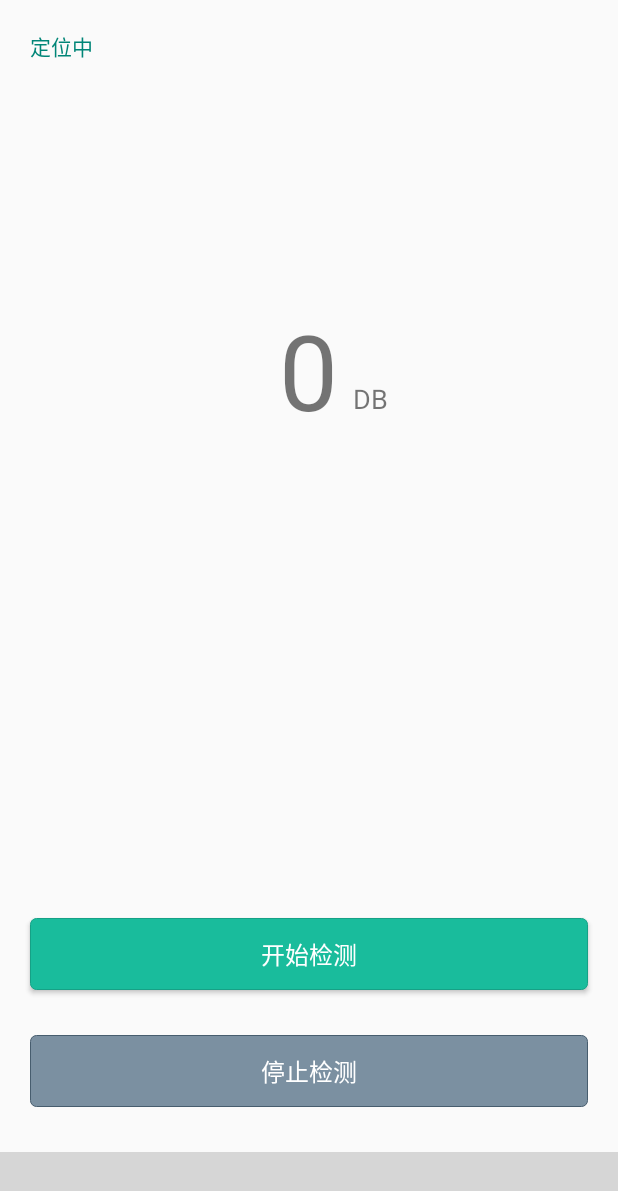
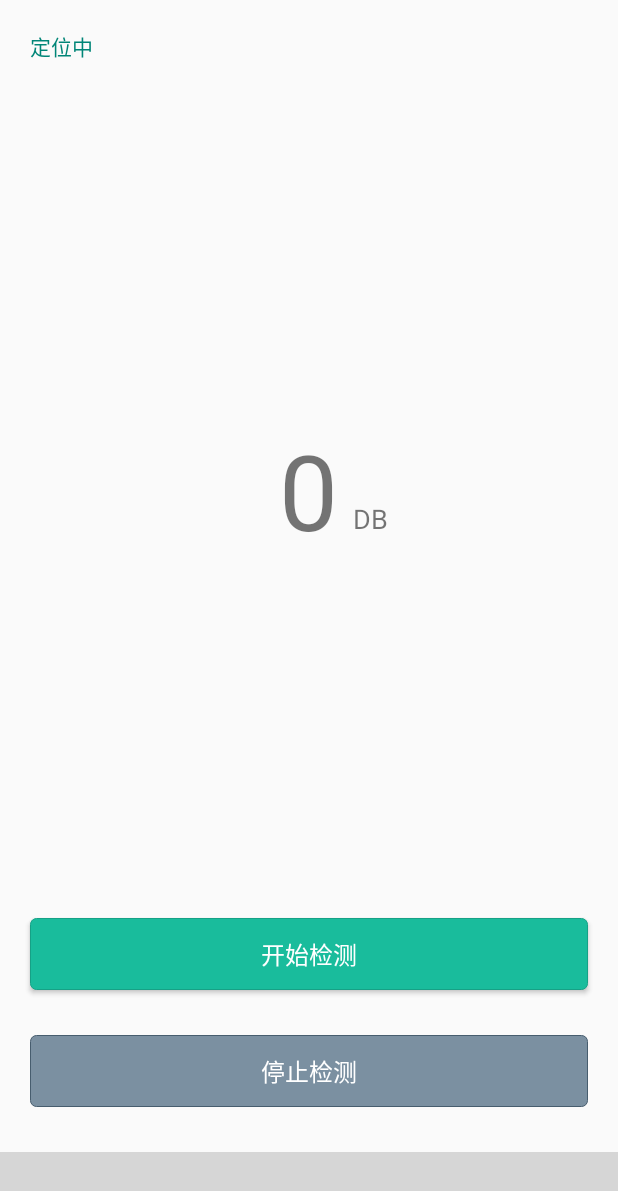
Before and after one commit to Zed-a/NoiseDetector, an Android app: the screen it shows after launch (MainActivity), on a phone screen of 412 x 824 dp. Shown: the top 1191 px of the screen. Run offline under Robolectric (Android 15) with nearby library versions, the phone set to English and light mode, and no system bars; our stand-ins replace EventBus; libraries missing offline, so code that uses them is left out: com.github.mikephil.charting, org.jetbrains.anko; plain views replace SpringIndicator; 3 statements that could not run were skipped; grey boxes are pictures that could not be loaded.

Commit message:
针对小屏优化SoundFragment布局

```diff
--- a/app/src/main/res/layout/fragment_sound.xml
+++ b/app/src/main/res/layout/fragment_sound.xml
@@ -1,8 +1,9 @@
 <?xml version="1.0" encoding="utf-8"?>
-<RelativeLayout
+<LinearLayout
     xmlns:android="http://schemas.android.com/apk/res/android"
     android:layout_width="match_parent"
-    android:layout_height="match_parent">
+    android:layout_height="match_parent"
+    android:orientation="vertical">
 
     <TextView
         android:id="@+id/tv_location"
@@ -14,15 +15,18 @@
         android:textSize="14sp"
         android:textColor="@color/colorPrimary"/>
 
+    <RelativeLayout
+        android:layout_width="match_parent"
+        android:layout_height="0dp"
+        android:layout_weight="1">
+
         <TextView
             android:id="@+id/soundDiscView"
             android:layout_width="wrap_content"
             android:layout_height="wrap_content"
             android:text="@string/_0"
             android:textSize="70sp"
-        android:layout_marginTop="200dp"
-        android:layout_centerHorizontal="true"
-        android:layout_marginBottom="100dp"/>
+            android:layout_centerInParent="true"/>
 
         <TextView
             android:layout_width="wrap_content"
@@ -33,13 +37,12 @@
             android:layout_marginBottom="15dp"
             android:layout_marginStart="10dp"
             android:textSize="18sp"/>
+    </RelativeLayout>
 
     <Button
         android:id="@+id/btn_start_detect"
         android:layout_height="wrap_content"
         style="@style/HoloNewBtnStyle"
-        android:layout_above="@+id/btn_stop_detect"
-        android:layout_centerHorizontal="true"
         android:text="@string/start_record"/>
 
     <Button
@@ -47,10 +50,8 @@
         android:layout_height="wrap_content"
         style="@style/HoloNewBtnStyle"
         android:layout_marginTop="30dp"
-        android:layout_centerHorizontal="true"
         android:text="@string/stop_detect"
         android:enabled="false"
-        android:layout_alignParentBottom="true"
         android:layout_marginBottom="30dp"/>
 
-</RelativeLayout>
+</LinearLayout>
```
Lines whose indentation alone changed are shown as unchanged.
